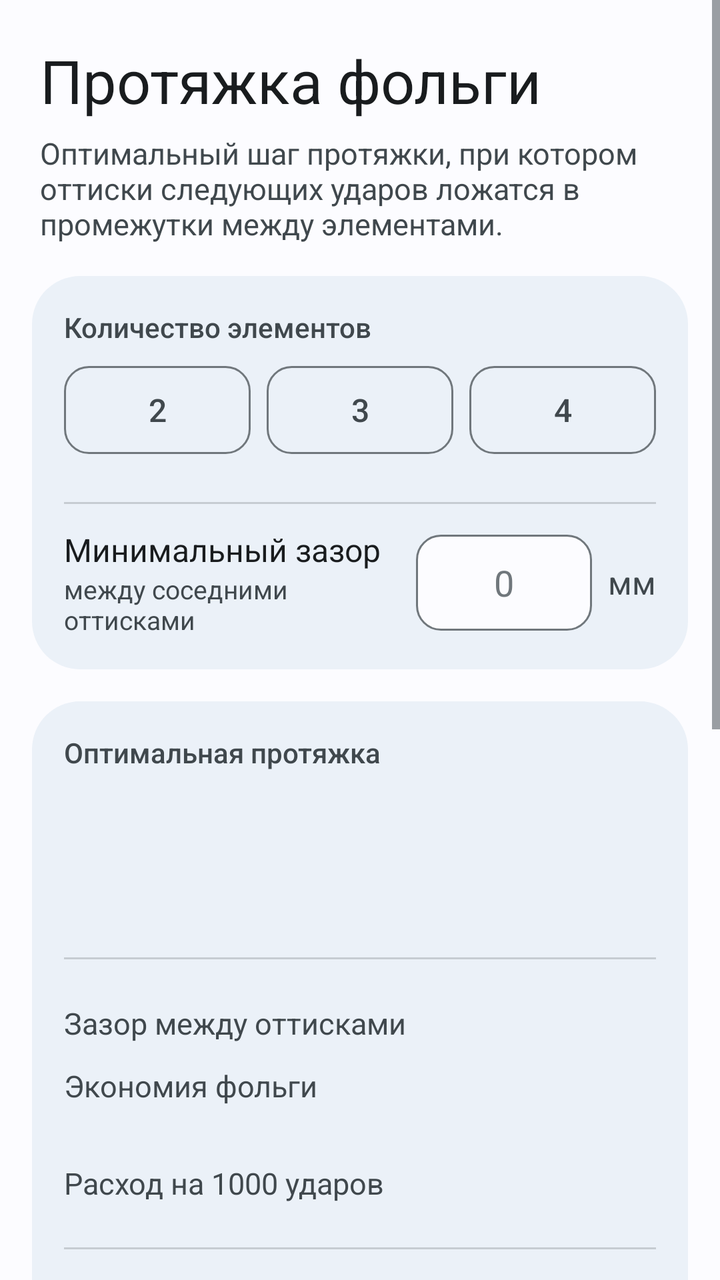
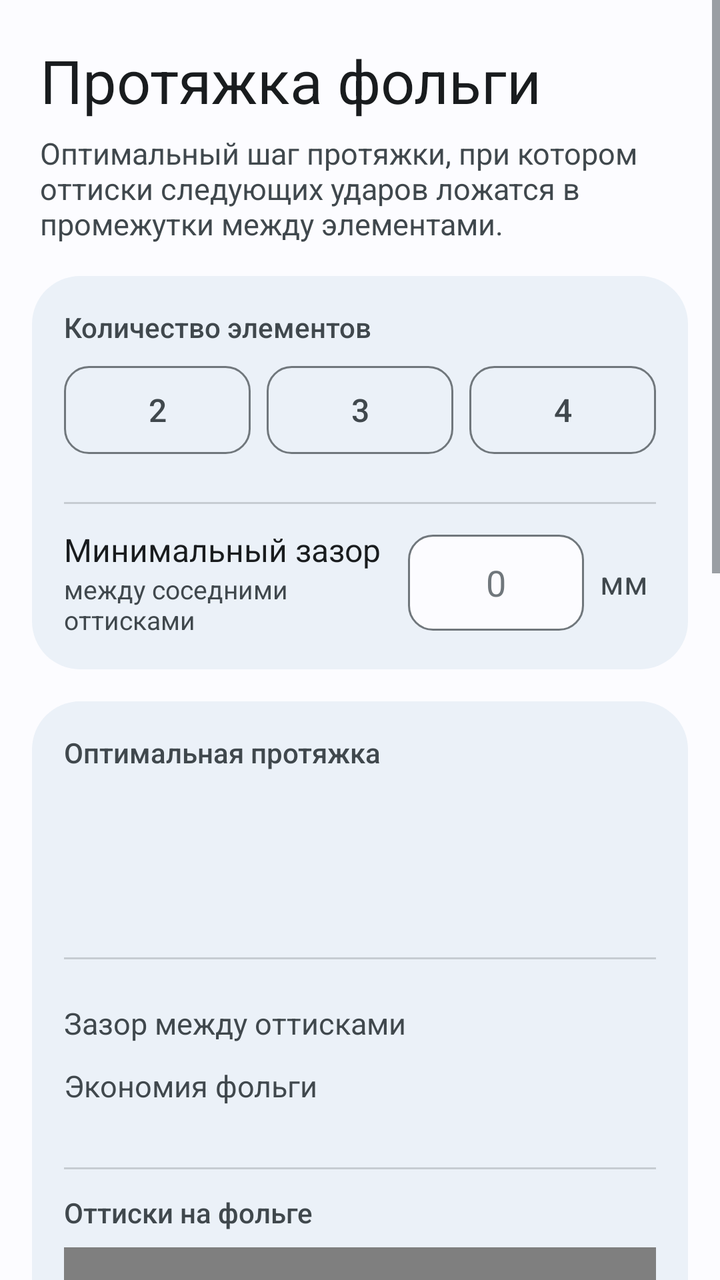

Screens rendered from an Android XML layout before and after an edit, with the pre-edit source and the edit as a unified diff.
<!-- AndroidManifest.xml: application theme Theme.FoilDraw -->
<!-- res/layout/activity_main.xml -->
<?xml version="1.0" encoding="utf-8"?>
<FrameLayout xmlns:android="http://schemas.android.com/apk/res/android"
    android:id="@+id/root"
    android:layout_width="match_parent"
    android:layout_height="match_parent"
    android:background="@color/bg">

    <ScrollView
        android:id="@+id/scroll"
        android:layout_width="match_parent"
        android:layout_height="match_parent"
        android:clipToPadding="false"
        android:paddingBottom="24dp">

        <LinearLayout
            android:layout_width="match_parent"
            android:layout_height="wrap_content"
            android:orientation="vertical"
            android:paddingHorizontal="16dp"
            android:paddingTop="20dp">

            <TextView
                android:layout_width="wrap_content"
                android:layout_height="wrap_content"
                android:layout_marginHorizontal="4dp"
                android:text="@string/app_name"
                android:textColor="@color/on_surface"
                android:textSize="30sp" />

            <TextView
                android:layout_width="match_parent"
                android:layout_height="wrap_content"
                android:layout_marginHorizontal="4dp"
                android:layout_marginTop="6dp"
                android:text="@string/subtitle"
                android:textColor="@color/on_surface_variant"
                android:textSize="15sp" />

            <LinearLayout style="@style/Card">

                <TextView
                    style="@style/SectionTitle"
                    android:text="@string/count_title" />

                <RadioGroup
                    android:id="@+id/count_group"
                    android:layout_width="match_parent"
                    android:layout_height="wrap_content"
                    android:layout_marginTop="10dp"
                    android:orientation="horizontal">

                    <RadioButton
                        android:id="@+id/count_2"
                        style="@style/Segment"
                        android:text="2" />

                    <RadioButton
                        android:id="@+id/count_3"
                        style="@style/Segment"
                        android:layout_marginStart="8dp"
                        android:text="3" />

                    <RadioButton
                        android:id="@+id/count_4"
                        style="@style/Segment"
                        android:layout_marginStart="8dp"
                        android:text="4" />
                </RadioGroup>

                <LinearLayout
                    android:id="@+id/diagram"
                    android:layout_width="match_parent"
                    android:layout_height="wrap_content"
                    android:layout_marginTop="12dp"
                    android:orientation="vertical" />

                <View style="@style/Divider" />

                <LinearLayout
                    android:layout_width="match_parent"
                    android:layout_height="wrap_content"
                    android:gravity="center_vertical"
                    android:orientation="horizontal">

                    <LinearLayout
                        android:layout_width="0dp"
                        android:layout_height="wrap_content"
                        android:layout_weight="1"
                        android:orientation="vertical">

                        <TextView
                            android:layout_width="wrap_content"
                            android:layout_height="wrap_content"
                            android:text="@string/min_gap_title"
                            android:textColor="@color/on_surface"
                            android:textSize="16sp" />

                        <TextView
                            android:layout_width="wrap_content"
                            android:layout_height="wrap_content"
                            android:text="@string/min_gap_hint"
                            android:textColor="@color/on_surface_variant"
                            android:textSize="13sp" />
                    </LinearLayout>

                    <EditText
                        android:id="@+id/min_gap"
                        style="@style/Field"
                        android:layout_width="@dimen/field_width"
                        android:layout_height="wrap_content"
                        android:importantForAutofill="no"
                        android:imeOptions="actionDone"
                        android:inputType="numberDecimal" />

                    <TextView style="@style/Unit" />
                </LinearLayout>
            </LinearLayout>

            <LinearLayout style="@style/Card">

                <TextView
                    android:id="@+id/invalid_input"
                    android:layout_width="match_parent"
                    android:layout_height="wrap_content"
                    android:text="@string/invalid_input"
                    android:textColor="@color/on_surface_variant"
                    android:textSize="15sp"
                    android:visibility="gone" />

                <LinearLayout
                    android:id="@+id/result"
                    android:layout_width="match_parent"
                    android:layout_height="wrap_content"
                    android:orientation="vertical">

                    <TextView
                        style="@style/SectionTitle"
                        android:text="@string/result_title" />

                    <TextView
                        android:id="@+id/pull_value"
                        android:layout_width="wrap_content"
                        android:layout_height="wrap_content"
                        android:layout_marginTop="2dp"
                        android:fontFamily="sans-serif-medium"
                        android:textColor="@color/primary"
                        android:textSize="44sp" />

                    <TextView
                        android:id="@+id/pull_window"
                        android:layout_width="match_parent"
                        android:layout_height="wrap_content"
                        android:textColor="@color/on_surface_variant"
                        android:textSize="15sp" />

                    <View style="@style/Divider" />

                    <LinearLayout style="@style/StatRow">

                        <TextView
                            style="@style/StatLabel"
                            android:text="@string/clearance_title" />

                        <TextView
                            android:id="@+id/clearance_value"
                            style="@style/StatValue" />
                    </LinearLayout>

                    <LinearLayout style="@style/StatRow">

                        <LinearLayout
                            android:layout_width="0dp"
                            android:layout_height="wrap_content"
                            android:layout_weight="1"
                            android:orientation="vertical">

                            <TextView
                                android:layout_width="wrap_content"
                                android:layout_height="wrap_content"
                                android:text="@string/savings_title"
                                android:textColor="@color/on_surface_variant"
                                android:textSize="15sp" />

                            <TextView
                                android:id="@+id/savings_hint"
                                android:layout_width="wrap_content"
                                android:layout_height="wrap_content"
                                android:textColor="@color/outline"
                                android:textSize="13sp" />
                        </LinearLayout>

                        <TextView
                            android:id="@+id/savings_value"
                            style="@style/StatValue" />
                    </LinearLayout>

                    <LinearLayout style="@style/StatRow">

                        <TextView
                            style="@style/StatLabel"
                            android:text="@string/consumption_title" />

                        <TextView
                            android:id="@+id/consumption_value"
                            style="@style/StatValue" />
                    </LinearLayout>

                    <View style="@style/Divider" />

                    <TextView
                        style="@style/SectionTitle"
                        android:text="@string/scheme_title" />

                    <io.github.ceniorpomidor.foildraw.ui.FoilSchemeView
                        android:id="@+id/scheme"
                        android:layout_width="match_parent"
                        android:layout_height="360dp"
                        android:layout_marginTop="8dp" />

                    <TextView
                        android:layout_width="match_parent"
                        android:layout_height="wrap_content"
                        android:layout_marginTop="8dp"
                        android:text="@string/scheme_hint"
                        android:textColor="@color/on_surface_variant"
                        android:textSize="13sp" />
                </LinearLayout>
            </LinearLayout>
        </LinearLayout>
    </ScrollView>
</FrameLayout>
<!-- resources referenced by this layout -->
<resources>
  <color name="bg">#F7F8FD</color>
  <color name="on_surface">#1A1C22</color>
  <color name="on_surface_variant">#575E71</color>
  <color name="outline">#8C92A4</color>
  <color name="primary">#2F55C5</color>
  <dimen name="field_width">88dp</dimen>
  <string name="app_name">Протяжка фольги</string>
  <string name="clearance_title">Зазор между оттисками</string>
  <string name="consumption_title">Расход на 1000 ударов</string>
  <string name="count_title">Количество элементов</string>
  <string name="invalid_input">Заполните все поля. Высота элемента — от 0,5 до 1000 мм, промежуток — от 0 до 1000 мм, зазор — до 100 мм.</string>
  <string name="min_gap_hint">между соседними оттисками</string>
  <string name="min_gap_title">Минимальный зазор</string>
  <string name="result_title">Оптимальная протяжка</string>
  <string name="savings_title">Экономия фольги</string>
  <string name="scheme_hint">Заштрихован один удар, цифры — порядок ударов. Стрелка справа — протяжка.</string>
  <string name="scheme_title">Оттиски на фольге</string>
  <string name="subtitle">Оптимальный шаг протяжки, при котором оттиски следующих ударов ложатся в промежутки между элементами.</string>
  <style name="StatLabel">
          <item name="android:layout_width">0dp</item>
          <item name="android:layout_height">wrap_content</item>
          <item name="android:layout_weight">1</item>
          <item name="android:textColor">@color/on_surface_variant</item>
          <item name="android:textSize">15sp</item>
      </style>
  <style name="Unit">
          <item name="android:layout_width">wrap_content</item>
          <item name="android:layout_height">wrap_content</item>
          <item name="android:layout_marginStart">8dp</item>
          <item name="android:text">@string/unit_mm</item>
          <item name="android:textColor">@color/on_surface_variant</item>
          <item name="android:textSize">16sp</item>
      </style>
  <!-- drawable bg_card (drawable) -->
  <?xml version="1.0" encoding="utf-8"?>
  <shape xmlns:android="http://schemas.android.com/apk/res/android" android:shape="rectangle">
      <solid android:color="@color/card" />
      <corners android:radius="24dp" />
  </shape>
  <string name="unit_mm">мм</string>
  <style name="Base.Theme.FoilDraw" parent="android:Theme.Material.Light.NoActionBar" />
  <color name="card">#ECEEF7</color>
  <color name="field">#FFFFFF</color>
  <color name="primary_container">#DCE2FF</color>
  <!-- unchanged entries left out for length: 10 -->
</resources>

<!-- the commit's change to res/layout/activity_main.xml (unified diff, before → after) -->
@@ -89,18 +89,12 @@
                         android:orientation="vertical">
 
                         <TextView
-                            android:layout_width="wrap_content"
-                            android:layout_height="wrap_content"
-                            android:text="@string/min_gap_title"
-                            android:textColor="@color/on_surface"
-                            android:textSize="16sp" />
-
-                        <TextView
-                            android:layout_width="wrap_content"
-                            android:layout_height="wrap_content"
-                            android:text="@string/min_gap_hint"
-                            android:textColor="@color/on_surface_variant"
-                            android:textSize="13sp" />
+                            style="@style/InputTitle"
+                            android:text="@string/min_gap_title" />
+
+                        <TextView
+                            style="@style/InputHint"
+                            android:text="@string/min_gap_hint" />
                     </LinearLayout>
 
                     <EditText
@@ -109,7 +103,7 @@
                         android:layout_width="@dimen/field_width"
                         android:layout_height="wrap_content"
                         android:importantForAutofill="no"
-                        android:imeOptions="actionDone"
+                        android:imeOptions="actionNext"
                         android:inputType="numberDecimal" />
 
                     <TextView style="@style/Unit" />
@@ -194,17 +188,6 @@
                             style="@style/StatValue" />
                     </LinearLayout>
 
-                    <LinearLayout style="@style/StatRow">
-
-                        <TextView
-                            style="@style/StatLabel"
-                            android:text="@string/consumption_title" />
-
-                        <TextView
-                            android:id="@+id/consumption_value"
-                            style="@style/StatValue" />
-                    </LinearLayout>
-
                     <View style="@style/Divider" />
 
                     <TextView
@@ -226,6 +209,148 @@
                         android:textSize="13sp" />
                 </LinearLayout>
             </LinearLayout>
+
+            <LinearLayout style="@style/Card">
+
+                <TextView
+                    style="@style/SectionTitle"
+                    android:text="@string/usage_title" />
+
+                <LinearLayout
+                    style="@style/InputRow"
+                    android:layout_marginTop="8dp">
+
+                    <LinearLayout
+                        android:layout_width="0dp"
+                        android:layout_height="wrap_content"
+                        android:layout_weight="1"
+                        android:orientation="vertical">
+
+                        <TextView
+                            style="@style/InputTitle"
+                            android:text="@string/run_title" />
+
+                        <TextView
+                            style="@style/InputHint"
+                            android:text="@string/run_hint" />
+                    </LinearLayout>
+
+                    <EditText
+                        android:id="@+id/run"
+                        style="@style/Field"
+                        android:layout_width="@dimen/field_width"
+                        android:layout_height="wrap_content"
+                        android:importantForAutofill="no"
+                        android:imeOptions="actionNext"
+                        android:inputType="number" />
+
+                    <TextView
+                        style="@style/Unit"
+                        android:text="@string/unit_pcs" />
+                </LinearLayout>
+
+                <LinearLayout
+                    style="@style/InputRow"
+                    android:layout_marginTop="12dp">
+
+                    <LinearLayout
+                        android:layout_width="0dp"
+                        android:layout_height="wrap_content"
+                        android:layout_weight="1"
+                        android:orientation="vertical">
+
+                        <TextView
+                            style="@style/InputTitle"
+                            android:text="@string/roll_title" />
+
+                        <TextView
+                            style="@style/InputHint"
+                            android:text="@string/roll_hint" />
+                    </LinearLayout>
+
+                    <EditText
+                        android:id="@+id/roll_length"
+                        style="@style/Field"
+                        android:layout_width="@dimen/field_width"
+                        android:layout_height="wrap_content"
+                        android:importantForAutofill="no"
+                        android:imeOptions="actionDone"
+                        android:inputType="numberDecimal" />
+
+                    <TextView
+                        style="@style/Unit"
+                        android:text="@string/unit_m" />
+                </LinearLayout>
+
+                <View style="@style/Divider" />
+
+                <TextView
+                    android:id="@+id/usage_missing"
+                    android:layout_width="match_parent"
+                    android:layout_height="wrap_content"
+                    android:textColor="@color/on_surface_variant"
+                    android:textSize="15sp"
+                    android:visibility="gone" />
+
+                <LinearLayout
+                    android:id="@+id/usage"
+                    android:layout_width="match_parent"
+                    android:layout_height="wrap_content"
+                    android:orientation="vertical">
+
+                    <LinearLayout style="@style/StatRow">
+
+                        <TextView
+                            style="@style/StatLabel"
+                            android:text="@string/usage_run_title" />
+
+                        <TextView
+                            android:id="@+id/usage_run"
+                            style="@style/StatValue" />
+                    </LinearLayout>
+
+                    <LinearLayout style="@style/StatRow">
+
+                        <TextView
+                            android:id="@+id/usage_make_ready_title"
+                            style="@style/StatLabel" />
+
+                        <TextView
+                            android:id="@+id/usage_make_ready"
+                            style="@style/StatValue" />
+                    </LinearLayout>
+
+                    <LinearLayout style="@style/StatRow">
+
+                        <LinearLayout
+                            android:layout_width="0dp"
+                            android:layout_height="wrap_content"
+                            android:layout_weight="1"
+                            android:orientation="vertical">
+
+                            <TextView
+                                android:layout_width="wrap_content"
+                                android:layout_height="wrap_content"
+                                android:text="@string/usage_total_title"
+                                android:textColor="@color/on_surface_variant"
+                                android:textSize="15sp" />
+
+                            <TextView
+                                android:id="@+id/usage_total_hint"
+                                android:layout_width="wrap_content"
+                                android:layout_height="wrap_content"
+                                android:textColor="@color/outline"
+                                android:textSize="13sp" />
+                        </LinearLayout>
+
+                        <TextView
+                            android:id="@+id/usage_total"
+                            style="@style/StatValue"
+                            android:textColor="@color/primary"
+                            android:textSize="24sp" />
+                    </LinearLayout>
+                </LinearLayout>
+            </LinearLayout>
         </LinearLayout>
     </ScrollView>
 </FrameLayout>
<!-- resource entries referenced after the edit -->
@@ -8,16 +8,42 @@
   <dimen name="field_width">88dp</dimen>
   <string name="app_name">Протяжка фольги</string>
   <string name="clearance_title">Зазор между оттисками</string>
-  <string name="consumption_title">Расход на 1000 ударов</string>
   <string name="count_title">Количество элементов</string>
   <string name="invalid_input">Заполните все поля. Высота элемента — от 0,5 до 1000 мм, промежуток — от 0 до 1000 мм, зазор — до 100 мм.</string>
   <string name="min_gap_hint">между соседними оттисками</string>
   <string name="min_gap_title">Минимальный зазор</string>
   <string name="result_title">Оптимальная протяжка</string>
+  <string name="roll_hint">длина фольги в одном ролике</string>
+  <string name="roll_title">Намотка ролика</string>
+  <string name="run_hint">количество ударов</string>
+  <string name="run_title">Тираж</string>
   <string name="savings_title">Экономия фольги</string>
   <string name="scheme_hint">Заштрихован один удар, цифры — порядок ударов. Стрелка справа — протяжка.</string>
   <string name="scheme_title">Оттиски на фольге</string>
   <string name="subtitle">Оптимальный шаг протяжки, при котором оттиски следующих ударов ложатся в промежутки между элементами.</string>
+  <string name="unit_m">м</string>
+  <string name="unit_pcs">шт</string>
+  <string name="usage_run_title">На тираж</string>
+  <string name="usage_title">Расход фольги</string>
+  <string name="usage_total_title">Понадобится</string>
+  <style name="InputHint">
+          <item name="android:layout_width">wrap_content</item>
+          <item name="android:layout_height">wrap_content</item>
+          <item name="android:textColor">@color/on_surface_variant</item>
+          <item name="android:textSize">13sp</item>
+      </style>
+  <style name="InputRow">
+          <item name="android:layout_width">match_parent</item>
+          <item name="android:layout_height">wrap_content</item>
+          <item name="android:gravity">center_vertical</item>
+          <item name="android:orientation">horizontal</item>
+      </style>
+  <style name="InputTitle">
+          <item name="android:layout_width">wrap_content</item>
+          <item name="android:layout_height">wrap_content</item>
+          <item name="android:textColor">@color/on_surface</item>
+          <item name="android:textSize">16sp</item>
+      </style>
   <style name="StatLabel">
           <item name="android:layout_width">0dp</item>
           <item name="android:layout_height">wrap_content</item>
@@ -29,6 +55,8 @@
           <item name="android:layout_width">wrap_content</item>
           <item name="android:layout_height">wrap_content</item>
           <item name="android:layout_marginStart">8dp</item>
+          
+          <item name="android:minWidth">28dp</item>
           <item name="android:text">@string/unit_mm</item>
           <item name="android:textColor">@color/on_surface_variant</item>
           <item name="android:textSize">16sp</item>
